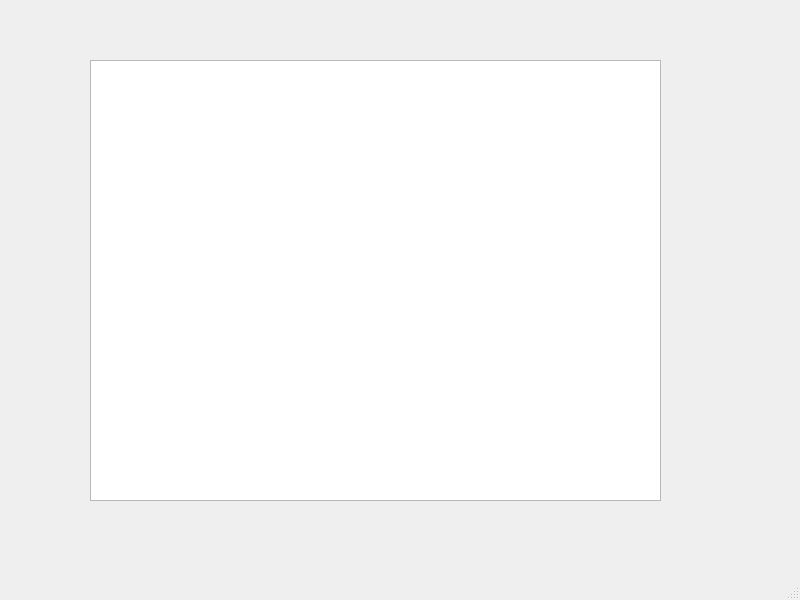
First picture: the form in main.ui, repository kimi-no-wula/coffebywula, before the edit.
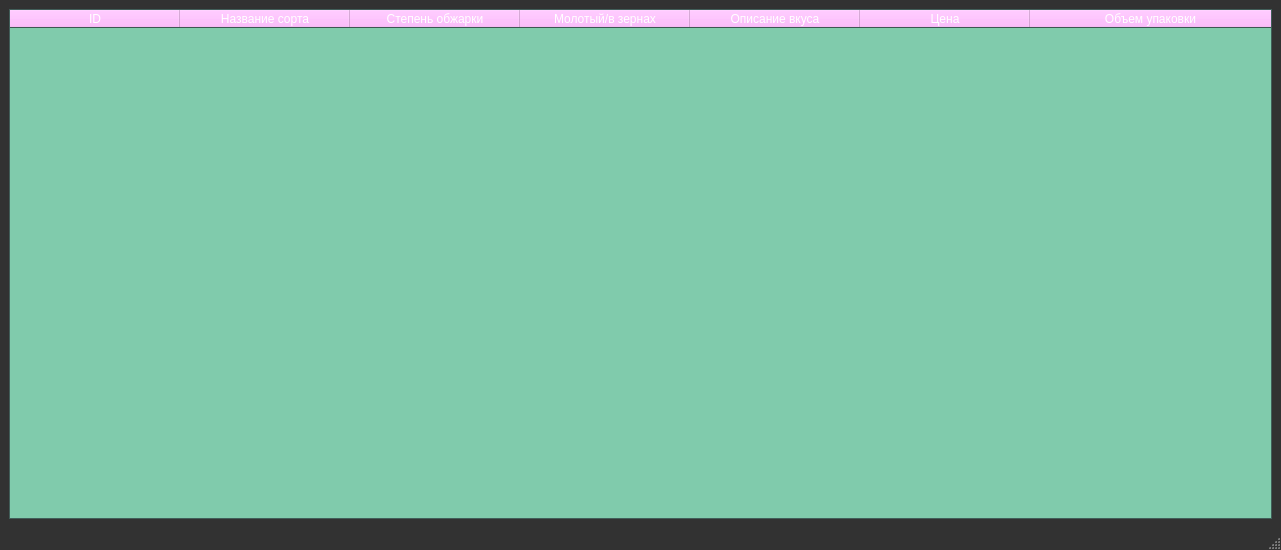
Second picture: the form after the edit.

```diff
--- a/main.ui
+++ b/main.ui
@@ -6,38 +6,1494 @@
    <rect>
     <x>0</x>
     <y>0</y>
-    <width>800</width>
-    <height>600</height>
+    <width>1281</width>
+    <height>550</height>
    </rect>
   </property>
+  <property name="palette">
+   <palette>
+    <active>
+     <colorrole role="WindowText">
+      <brush brushstyle="SolidPattern">
+       <color alpha="255">
+        <red>255</red>
+        <green>255</green>
+        <blue>255</blue>
+       </color>
+      </brush>
+     </colorrole>
+     <colorrole role="Button">
+      <brush brushstyle="SolidPattern">
+       <color alpha="255">
+        <red>50</red>
+        <green>50</green>
+        <blue>50</blue>
+       </color>
+      </brush>
+     </colorrole>
+     <colorrole role="Light">
+      <brush brushstyle="SolidPattern">
+       <color alpha="255">
+        <red>75</red>
+        <green>75</green>
+        <blue>75</blue>
+       </color>
+      </brush>
+     </colorrole>
+     <colorrole role="Midlight">
+      <brush brushstyle="SolidPattern">
+       <color alpha="255">
+        <red>62</red>
+        <green>62</green>
+        <blue>62</blue>
+       </color>
+      </brush>
+     </colorrole>
+     <colorrole role="Dark">
+      <brush brushstyle="SolidPattern">
+       <color alpha="255">
+        <red>25</red>
+        <green>25</green>
+        <blue>25</blue>
+       </color>
+      </brush>
+     </colorrole>
+     <colorrole role="Mid">
+      <brush brushstyle="SolidPattern">
+       <color alpha="255">
+        <red>33</red>
+        <green>33</green>
+        <blue>33</blue>
+       </color>
+      </brush>
+     </colorrole>
+     <colorrole role="Text">
+      <brush brushstyle="SolidPattern">
+       <color alpha="255">
+        <red>255</red>
+        <green>255</green>
+        <blue>255</blue>
+       </color>
+      </brush>
+     </colorrole>
+     <colorrole role="BrightText">
+      <brush brushstyle="SolidPattern">
+       <color alpha="255">
+        <red>255</red>
+        <green>255</green>
+        <blue>255</blue>
+       </color>
+      </brush>
+     </colorrole>
+     <colorrole role="ButtonText">
+      <brush brushstyle="SolidPattern">
+       <color alpha="255">
+        <red>255</red>
+        <green>255</green>
+        <blue>255</blue>
+       </color>
+      </brush>
+     </colorrole>
+     <colorrole role="Base">
+      <brush brushstyle="SolidPattern">
+       <color alpha="255">
+        <red>0</red>
+        <green>0</green>
+        <blue>0</blue>
+       </color>
+      </brush>
+     </colorrole>
+     <colorrole role="Window">
+      <brush brushstyle="SolidPattern">
+       <color alpha="255">
+        <red>50</red>
+        <green>50</green>
+        <blue>50</blue>
+       </color>
+      </brush>
+     </colorrole>
+     <colorrole role="Shadow">
+      <brush brushstyle="SolidPattern">
+       <color alpha="255">
+        <red>0</red>
+        <green>0</green>
+        <blue>0</blue>
+       </color>
+      </brush>
+     </colorrole>
+     <colorrole role="AlternateBase">
+      <brush brushstyle="SolidPattern">
+       <color alpha="255">
+        <red>25</red>
+        <green>25</green>
+        <blue>25</blue>
+       </color>
+      </brush>
+     </colorrole>
+     <colorrole role="ToolTipBase">
+      <brush brushstyle="SolidPattern">
+       <color alpha="255">
+        <red>255</red>
+        <green>255</green>
+        <blue>220</blue>
+       </color>
+      </brush>
+     </colorrole>
+     <colorrole role="ToolTipText">
+      <brush brushstyle="SolidPattern">
+       <color alpha="255">
+        <red>0</red>
+        <green>0</green>
+        <blue>0</blue>
+       </color>
+      </brush>
+     </colorrole>
+     <colorrole role="PlaceholderText">
+      <brush brushstyle="SolidPattern">
+       <color alpha="128">
+        <red>255</red>
+        <green>255</green>
+        <blue>255</blue>
+       </color>
+      </brush>
+     </colorrole>
+    </active>
+    <inactive>
+     <colorrole role="WindowText">
+      <brush brushstyle="SolidPattern">
+       <color alpha="255">
+        <red>255</red>
+        <green>255</green>
+        <blue>255</blue>
+       </color>
+      </brush>
+     </colorrole>
+     <colorrole role="Button">
+      <brush brushstyle="SolidPattern">
+       <color alpha="255">
+        <red>50</red>
+        <green>50</green>
+        <blue>50</blue>
+       </color>
+      </brush>
+     </colorrole>
+     <colorrole role="Light">
+      <brush brushstyle="SolidPattern">
+       <color alpha="255">
+        <red>75</red>
+        <green>75</green>
+        <blue>75</blue>
+       </color>
+      </brush>
+     </colorrole>
+     <colorrole role="Midlight">
+      <brush brushstyle="SolidPattern">
+       <color alpha="255">
+        <red>62</red>
+        <green>62</green>
+        <blue>62</blue>
+       </color>
+      </brush>
+     </colorrole>
+     <colorrole role="Dark">
+      <brush brushstyle="SolidPattern">
+       <color alpha="255">
+        <red>25</red>
+        <green>25</green>
+        <blue>25</blue>
+       </color>
+      </brush>
+     </colorrole>
+     <colorrole role="Mid">
+      <brush brushstyle="SolidPattern">
+       <color alpha="255">
+        <red>33</red>
+        <green>33</green>
+        <blue>33</blue>
+       </color>
+      </brush>
+     </colorrole>
+     <colorrole role="Text">
+      <brush brushstyle="SolidPattern">
+       <color alpha="255">
+        <red>255</red>
+        <green>255</green>
+        <blue>255</blue>
+       </color>
+      </brush>
+     </colorrole>
+     <colorrole role="BrightText">
+      <brush brushstyle="SolidPattern">
+       <color alpha="255">
+        <red>255</red>
+        <green>255</green>
+        <blue>255</blue>
+       </color>
+      </brush>
+     </colorrole>
+     <colorrole role="ButtonText">
+      <brush brushstyle="SolidPattern">
+       <color alpha="255">
+        <red>255</red>
+        <green>255</green>
+        <blue>255</blue>
+       </color>
+      </brush>
+     </colorrole>
+     <colorrole role="Base">
+      <brush brushstyle="SolidPattern">
+       <color alpha="255">
+        <red>0</red>
+        <green>0</green>
+        <blue>0</blue>
+       </color>
+      </brush>
+     </colorrole>
+     <colorrole role="Window">
+      <brush brushstyle="SolidPattern">
+       <color alpha="255">
+        <red>50</red>
+        <green>50</green>
+        <blue>50</blue>
+       </color>
+      </brush>
+     </colorrole>
+     <colorrole role="Shadow">
+      <brush brushstyle="SolidPattern">
+       <color alpha="255">
+        <red>0</red>
+        <green>0</green>
+        <blue>0</blue>
+       </color>
+      </brush>
+     </colorrole>
+     <colorrole role="AlternateBase">
+      <brush brushstyle="SolidPattern">
+       <color alpha="255">
+        <red>25</red>
+        <green>25</green>
+        <blue>25</blue>
+       </color>
+      </brush>
+     </colorrole>
+     <colorrole role="ToolTipBase">
+      <brush brushstyle="SolidPattern">
+       <color alpha="255">
+        <red>255</red>
+        <green>255</green>
+        <blue>220</blue>
+       </color>
+      </brush>
+     </colorrole>
+     <colorrole role="ToolTipText">
+      <brush brushstyle="SolidPattern">
+       <color alpha="255">
+        <red>0</red>
+        <green>0</green>
+        <blue>0</blue>
+       </color>
+      </brush>
+     </colorrole>
+     <colorrole role="PlaceholderText">
+      <brush brushstyle="SolidPattern">
+       <color alpha="128">
+        <red>255</red>
+        <green>255</green>
+        <blue>255</blue>
+       </color>
+      </brush>
+     </colorrole>
+    </inactive>
+    <disabled>
+     <colorrole role="WindowText">
+      <brush brushstyle="SolidPattern">
+       <color alpha="255">
+        <red>25</red>
+        <green>25</green>
+        <blue>25</blue>
+       </color>
+      </brush>
+     </colorrole>
+     <colorrole role="Button">
+      <brush brushstyle="SolidPattern">
+       <color alpha="255">
+        <red>50</red>
+        <green>50</green>
+        <blue>50</blue>
+       </color>
+      </brush>
+     </colorrole>
+     <colorrole role="Light">
+      <brush brushstyle="SolidPattern">
+       <color alpha="255">
+        <red>75</red>
+        <green>75</green>
+        <blue>75</blue>
+       </color>
+      </brush>
+     </colorrole>
+     <colorrole role="Midlight">
+      <brush brushstyle="SolidPattern">
+       <color alpha="255">
+        <red>62</red>
+        <green>62</green>
+        <blue>62</blue>
+       </color>
+      </brush>
+     </colorrole>
+     <colorrole role="Dark">
+      <brush brushstyle="SolidPattern">
+       <color alpha="255">
+        <red>25</red>
+        <green>25</green>
+        <blue>25</blue>
+       </color>
+      </brush>
+     </colorrole>
+     <colorrole role="Mid">
+      <brush brushstyle="SolidPattern">
+       <color alpha="255">
+        <red>33</red>
+        <green>33</green>
+        <blue>33</blue>
+       </color>
+      </brush>
+     </colorrole>
+     <colorrole role="Text">
+      <brush brushstyle="SolidPattern">
+       <color alpha="255">
+        <red>25</red>
+        <green>25</green>
+        <blue>25</blue>
+       </color>
+      </brush>
+     </colorrole>
+     <colorrole role="BrightText">
+      <brush brushstyle="SolidPattern">
+       <color alpha="255">
+        <red>255</red>
+        <green>255</green>
+        <blue>255</blue>
+       </color>
+      </brush>
+     </colorrole>
+     <colorrole role="ButtonText">
+      <brush brushstyle="SolidPattern">
+       <color alpha="255">
+        <red>25</red>
+        <green>25</green>
+        <blue>25</blue>
+       </color>
+      </brush>
+     </colorrole>
+     <colorrole role="Base">
+      <brush brushstyle="SolidPattern">
+       <color alpha="255">
+        <red>50</red>
+        <green>50</green>
+        <blue>50</blue>
+       </color>
+      </brush>
+     </colorrole>
+     <colorrole role="Window">
+      <brush brushstyle="SolidPattern">
+       <color alpha="255">
+        <red>50</red>
+        <green>50</green>
+        <blue>50</blue>
+       </color>
+      </brush>
+     </colorrole>
+     <colorrole role="Shadow">
+      <brush brushstyle="SolidPattern">
+       <color alpha="255">
+        <red>0</red>
+        <green>0</green>
+        <blue>0</blue>
+       </color>
+      </brush>
+     </colorrole>
+     <colorrole role="AlternateBase">
+      <brush brushstyle="SolidPattern">
+       <color alpha="255">
+        <red>50</red>
+        <green>50</green>
+        <blue>50</blue>
+       </color>
+      </brush>
+     </colorrole>
+     <colorrole role="ToolTipBase">
+      <brush brushstyle="SolidPattern">
+       <color alpha="255">
+        <red>255</red>
+        <green>255</green>
+        <blue>220</blue>
+       </color>
+      </brush>
+     </colorrole>
+     <colorrole role="ToolTipText">
+      <brush brushstyle="SolidPattern">
+       <color alpha="255">
+        <red>0</red>
+        <green>0</green>
+        <blue>0</blue>
+       </color>
+      </brush>
+     </colorrole>
+     <colorrole role="PlaceholderText">
+      <brush brushstyle="SolidPattern">
+       <color alpha="128">
+        <red>255</red>
+        <green>255</green>
+        <blue>255</blue>
+       </color>
+      </brush>
+     </colorrole>
+    </disabled>
+   </palette>
+  </property>
   <property name="windowTitle">
    <string>MainWindow</string>
   </property>
   <widget class="QWidget" name="centralwidget">
-   <widget class="QWidget" name="verticalLayoutWidget">
-    <property name="geometry">
-     <rect>
-      <x>90</x>
-      <y>60</y>
-      <width>571</width>
-      <height>441</height>
-     </rect>
-    </property>
-    <layout class="QVBoxLayout" name="verticalLayout">
-     <item>
-      <widget class="QTableView" name="tableView"/>
-     </item>
-    </layout>
-   </widget>
+   <property name="minimumSize">
+    <size>
+     <width>1281</width>
+     <height>250</height>
+    </size>
+   </property>
+   <layout class="QVBoxLayout" name="verticalLayout">
+    <item>
+     <widget class="QTableWidget" name="coffeeView">
+      <property name="palette">
+       <palette>
+        <active>
+         <colorrole role="WindowText">
+          <brush brushstyle="SolidPattern">
+           <color alpha="255">
+            <red>255</red>
+            <green>255</green>
+            <blue>255</blue>
+           </color>
+          </brush>
+         </colorrole>
+         <colorrole role="Button">
+          <brush brushstyle="SolidPattern">
+           <color alpha="255">
+            <red>255</red>
+            <green>170</green>
+            <blue>255</blue>
+           </color>
+          </brush>
+         </colorrole>
+         <colorrole role="Light">
+          <brush brushstyle="SolidPattern">
+           <color alpha="255">
+            <red>188</red>
+            <green>178</green>
+            <blue>125</blue>
+           </color>
+          </brush>
+         </colorrole>
+         <colorrole role="Midlight">
+          <brush brushstyle="SolidPattern">
+           <color alpha="255">
+            <red>171</red>
+            <green>222</green>
+            <blue>255</blue>
+           </color>
+          </brush>
+         </colorrole>
+         <colorrole role="Dark">
+          <brush brushstyle="SolidPattern">
+           <color alpha="255">
+            <red>115</red>
+            <green>115</green>
+            <blue>115</blue>
+           </color>
+          </brush>
+         </colorrole>
+         <colorrole role="Mid">
+          <brush brushstyle="SolidPattern">
+           <color alpha="255">
+            <red>99</red>
+            <green>168</green>
+            <blue>160</blue>
+           </color>
+          </brush>
+         </colorrole>
+         <colorrole role="Text">
+          <brush brushstyle="SolidPattern">
+           <color alpha="255">
+            <red>255</red>
+            <green>255</green>
+            <blue>255</blue>
+           </color>
+          </brush>
+         </colorrole>
+         <colorrole role="BrightText">
+          <brush brushstyle="SolidPattern">
+           <color alpha="255">
+            <red>255</red>
+            <green>255</green>
+            <blue>255</blue>
+           </color>
+          </brush>
+         </colorrole>
+         <colorrole role="ButtonText">
+          <brush brushstyle="SolidPattern">
+           <color alpha="255">
+            <red>255</red>
+            <green>255</green>
+            <blue>255</blue>
+           </color>
+          </brush>
+         </colorrole>
+         <colorrole role="Base">
+          <brush brushstyle="SolidPattern">
+           <color alpha="255">
+            <red>128</red>
+            <green>203</green>
+            <blue>172</blue>
+           </color>
+          </brush>
+         </colorrole>
+         <colorrole role="Window">
+          <brush brushstyle="SolidPattern">
+           <color alpha="255">
+            <red>84</red>
+            <green>122</green>
+            <blue>116</blue>
+           </color>
+          </brush>
+         </colorrole>
+         <colorrole role="Shadow">
+          <brush brushstyle="SolidPattern">
+           <color alpha="255">
+            <red>185</red>
+            <green>209</green>
+            <blue>172</blue>
+           </color>
+          </brush>
+         </colorrole>
+         <colorrole role="Highlight">
+          <brush brushstyle="SolidPattern">
+           <color alpha="255">
+            <red>91</red>
+            <green>168</green>
+            <blue>113</blue>
+           </color>
+          </brush>
+         </colorrole>
+         <colorrole role="HighlightedText">
+          <brush brushstyle="SolidPattern">
+           <color alpha="255">
+            <red>255</red>
+            <green>255</green>
+            <blue>255</blue>
+           </color>
+          </brush>
+         </colorrole>
+         <colorrole role="AlternateBase">
+          <brush brushstyle="SolidPattern">
+           <color alpha="255">
+            <red>86</red>
+            <green>118</green>
+            <blue>97</blue>
+           </color>
+          </brush>
+         </colorrole>
+         <colorrole role="NoRole">
+          <brush brushstyle="SolidPattern">
+           <color alpha="255">
+            <red>93</red>
+            <green>125</green>
+            <blue>126</blue>
+           </color>
+          </brush>
+         </colorrole>
+         <colorrole role="ToolTipBase">
+          <brush brushstyle="SolidPattern">
+           <color alpha="255">
+            <red>255</red>
+            <green>255</green>
+            <blue>220</blue>
+           </color>
+          </brush>
+         </colorrole>
+         <colorrole role="ToolTipText">
+          <brush brushstyle="SolidPattern">
+           <color alpha="255">
+            <red>224</red>
+            <green>255</green>
+            <blue>253</blue>
+           </color>
+          </brush>
+         </colorrole>
+         <colorrole role="PlaceholderText">
+          <brush brushstyle="SolidPattern">
+           <color alpha="128">
+            <red>74</red>
+            <green>74</green>
+            <blue>74</blue>
+           </color>
+          </brush>
+         </colorrole>
+        </active>
+        <inactive>
+         <colorrole role="WindowText">
+          <brush brushstyle="SolidPattern">
+           <color alpha="255">
+            <red>255</red>
+            <green>255</green>
+            <blue>255</blue>
+           </color>
+          </brush>
+         </colorrole>
+         <colorrole role="Button">
+          <brush brushstyle="SolidPattern">
+           <color alpha="255">
+            <red>255</red>
+            <green>170</green>
+            <blue>255</blue>
+           </color>
+          </brush>
+         </colorrole>
+         <colorrole role="Light">
+          <brush brushstyle="SolidPattern">
+           <color alpha="255">
+            <red>188</red>
+            <green>178</green>
+            <blue>125</blue>
+           </color>
+          </brush>
+         </colorrole>
+         <colorrole role="Midlight">
+          <brush brushstyle="SolidPattern">
+           <color alpha="255">
+            <red>81</red>
+            <green>81</green>
+            <blue>81</blue>
+           </color>
+          </brush>
+         </colorrole>
+         <colorrole role="Dark">
+          <brush brushstyle="SolidPattern">
+           <color alpha="255">
+            <red>115</red>
+            <green>115</green>
+            <blue>115</blue>
+           </color>
+          </brush>
+         </colorrole>
+         <colorrole role="Mid">
+          <brush brushstyle="SolidPattern">
+           <color alpha="255">
+            <red>99</red>
+            <green>168</green>
+            <blue>160</blue>
+           </color>
+          </brush>
+         </colorrole>
+         <colorrole role="Text">
+          <brush brushstyle="SolidPattern">
+           <color alpha="255">
+            <red>255</red>
+            <green>255</green>
+            <blue>255</blue>
+           </color>
+          </brush>
+         </colorrole>
+         <colorrole role="BrightText">
+          <brush brushstyle="SolidPattern">
+           <color alpha="255">
+            <red>255</red>
+            <green>255</green>
+            <blue>255</blue>
+           </color>
+          </brush>
+         </colorrole>
+         <colorrole role="ButtonText">
+          <brush brushstyle="SolidPattern">
+           <color alpha="255">
+            <red>255</red>
+            <green>255</green>
+            <blue>255</blue>
+           </color>
+          </brush>
+         </colorrole>
+         <colorrole role="Base">
+          <brush brushstyle="SolidPattern">
+           <color alpha="255">
+            <red>128</red>
+            <green>203</green>
+            <blue>172</blue>
+           </color>
+          </brush>
+         </colorrole>
+         <colorrole role="Window">
+          <brush brushstyle="SolidPattern">
+           <color alpha="255">
+            <red>84</red>
+            <green>122</green>
+            <blue>116</blue>
+           </color>
+          </brush>
+         </colorrole>
+         <colorrole role="Shadow">
+          <brush brushstyle="SolidPattern">
+           <color alpha="255">
+            <red>185</red>
+            <green>209</green>
+            <blue>172</blue>
+           </color>
+          </brush>
+         </colorrole>
+         <colorrole role="Highlight">
+          <brush brushstyle="SolidPattern">
+           <color alpha="255">
+            <red>91</red>
+            <green>168</green>
+            <blue>113</blue>
+           </color>
+          </brush>
+         </colorrole>
+         <colorrole role="HighlightedText">
+          <brush brushstyle="SolidPattern">
+           <color alpha="255">
+            <red>255</red>
+            <green>255</green>
+            <blue>255</blue>
+           </color>
+          </brush>
+         </colorrole>
+         <colorrole role="AlternateBase">
+          <brush brushstyle="SolidPattern">
+           <color alpha="255">
+            <red>86</red>
+            <green>118</green>
+            <blue>97</blue>
+           </color>
+          </brush>
+         </colorrole>
+         <colorrole role="NoRole">
+          <brush brushstyle="SolidPattern">
+           <color alpha="255">
+            <red>93</red>
+            <green>125</green>
+            <blue>126</blue>
+           </color>
+          </brush>
+         </colorrole>
+         <colorrole role="ToolTipBase">
+          <brush brushstyle="SolidPattern">
+           <color alpha="255">
+            <red>255</red>
+            <green>255</green>
+            <blue>220</blue>
+           </color>
+          </brush>
+         </colorrole>
+         <colorrole role="ToolTipText">
+          <brush brushstyle="SolidPattern">
+           <color alpha="255">
+            <red>224</red>
+            <green>255</green>
+            <blue>253</blue>
+           </color>
+          </brush>
+         </colorrole>
+         <colorrole role="PlaceholderText">
+          <brush brushstyle="SolidPattern">
+           <color alpha="128">
+            <red>74</red>
+            <green>74</green>
+            <blue>74</blue>
+           </color>
+          </brush>
+         </colorrole>
+        </inactive>
+        <disabled>
+         <colorrole role="WindowText">
+          <brush brushstyle="SolidPattern">
+           <color alpha="255">
+            <red>115</red>
+            <green>115</green>
+            <blue>115</blue>
+           </color>
+          </brush>
+         </colorrole>
+         <colorrole role="Button">
+          <brush brushstyle="SolidPattern">
+           <color alpha="255">
+            <red>255</red>
+            <green>170</green>
+            <blue>255</blue>
+           </color>
+          </brush>
+         </colorrole>
+         <colorrole role="Light">
+          <brush brushstyle="SolidPattern">
+           <color alpha="255">
+            <red>188</red>
+            <green>178</green>
+            <blue>125</blue>
+           </color>
+          </brush>
+         </colorrole>
+         <colorrole role="Midlight">
+          <brush brushstyle="SolidPattern">
+           <color alpha="255">
+            <red>81</red>
+            <green>81</green>
+            <blue>81</blue>
+           </color>
+          </brush>
+         </colorrole>
+         <colorrole role="Dark">
+          <brush brushstyle="SolidPattern">
+           <color alpha="255">
+            <red>115</red>
+            <green>115</green>
+            <blue>115</blue>
+           </color>
+          </brush>
+         </colorrole>
+         <colorrole role="Mid">
+          <brush brushstyle="SolidPattern">
+           <color alpha="255">
+            <red>99</red>
+            <green>168</green>
+            <blue>160</blue>
+           </color>
+          </brush>
+         </colorrole>
+         <colorrole role="Text">
+          <brush brushstyle="SolidPattern">
+           <color alpha="255">
+            <red>115</red>
+            <green>115</green>
+            <blue>115</blue>
+           </color>
+          </brush>
+         </colorrole>
+         <colorrole role="BrightText">
+          <brush brushstyle="SolidPattern">
+           <color alpha="255">
+            <red>255</red>
+            <green>255</green>
+            <blue>255</blue>
+           </color>
+          </brush>
+         </colorrole>
+         <colorrole role="ButtonText">
+          <brush brushstyle="SolidPattern">
+           <color alpha="255">
+            <red>115</red>
+            <green>115</green>
+            <blue>115</blue>
+           </color>
+          </brush>
+         </colorrole>
+         <colorrole role="Base">
+          <brush brushstyle="SolidPattern">
+           <color alpha="255">
+            <red>84</red>
+            <green>122</green>
+            <blue>116</blue>
+           </color>
+          </brush>
+         </colorrole>
+         <colorrole role="Window">
+          <brush brushstyle="SolidPattern">
+           <color alpha="255">
+            <red>84</red>
+            <green>122</green>
+            <blue>116</blue>
+           </color>
+          </brush>
+         </colorrole>
+         <colorrole role="Shadow">
+          <brush brushstyle="SolidPattern">
+           <color alpha="255">
+            <red>185</red>
+            <green>209</green>
+            <blue>172</blue>
+           </color>
+          </brush>
+         </colorrole>
+         <colorrole role="Highlight">
+          <brush brushstyle="SolidPattern">
+           <color alpha="255">
+            <red>0</red>
+            <green>120</green>
+            <blue>215</blue>
+           </color>
+          </brush>
+         </colorrole>
+         <colorrole role="HighlightedText">
+          <brush brushstyle="SolidPattern">
+           <color alpha="255">
+            <red>255</red>
+            <green>255</green>
+            <blue>255</blue>
+           </color>
+          </brush>
+         </colorrole>
+         <colorrole role="AlternateBase">
+          <brush brushstyle="SolidPattern">
+           <color alpha="255">
+            <red>86</red>
+            <green>118</green>
+            <blue>97</blue>
+           </color>
+          </brush>
+         </colorrole>
+         <colorrole role="NoRole">
+          <brush brushstyle="SolidPattern">
+           <color alpha="255">
+            <red>93</red>
+            <green>125</green>
+            <blue>126</blue>
+           </color>
+          </brush>
+         </colorrole>
+         <colorrole role="ToolTipBase">
+          <brush brushstyle="SolidPattern">
+           <color alpha="255">
+            <red>255</red>
+            <green>255</green>
+            <blue>220</blue>
+           </color>
+          </brush>
+         </colorrole>
+         <colorrole role="ToolTipText">
+          <brush brushstyle="SolidPattern">
+           <color alpha="255">
+            <red>224</red>
+            <green>255</green>
+            <blue>253</blue>
+           </color>
+          </brush>
+         </colorrole>
+         <colorrole role="PlaceholderText">
+          <brush brushstyle="SolidPattern">
+           <color alpha="128">
+            <red>74</red>
+            <green>74</green>
+            <blue>74</blue>
+           </color>
+          </brush>
+         </colorrole>
+        </disabled>
+       </palette>
+      </property>
+      <attribute name="horizontalHeaderMinimumSectionSize">
+       <number>170</number>
+      </attribute>
+      <attribute name="horizontalHeaderDefaultSectionSize">
+       <number>170</number>
+      </attribute>
+      <attribute name="horizontalHeaderStretchLastSection">
+       <bool>true</bool>
+      </attribute>
+      <attribute name="verticalHeaderCascadingSectionResizes">
+       <bool>true</bool>
+      </attribute>
+      <attribute name="verticalHeaderMinimumSectionSize">
+       <number>70</number>
+      </attribute>
+      <attribute name="verticalHeaderDefaultSectionSize">
+       <number>70</number>
+      </attribute>
+      <column>
+       <property name="text">
+        <string>ID</string>
+       </property>
+      </column>
+      <column>
+       <property name="text">
+        <string>Название сорта</string>
+       </property>
+      </column>
+      <column>
+       <property name="text">
+        <string>Степень обжарки</string>
+       </property>
+       <property name="background">
+        <color>
+         <red>49</red>
+         <green>49</green>
+         <blue>49</blue>
+        </color>
+       </property>
+      </column>
+      <column>
+       <property name="text">
+        <string>Молотый/в зернах</string>
+       </property>
+      </column>
+      <column>
+       <property name="text">
+        <string>Описание вкуса</string>
+       </property>
+      </column>
+      <column>
+       <property name="text">
+        <string>Цена</string>
+       </property>
+      </column>
+      <column>
+       <property name="text">
+        <string>Объем упаковки</string>
+       </property>
+      </column>
+     </widget>
+    </item>
+   </layout>
   </widget>
-  <widget class="QMenuBar" name="menubar">
-   <property name="geometry">
-    <rect>
-     <x>0</x>
-     <y>0</y>
-     <width>800</width>
-     <height>21</height>
-    </rect>
+  <widget class="QStatusBar" name="statusbar">
+   <property name="palette">
+    <palette>
+     <active>
+      <colorrole role="WindowText">
+       <brush brushstyle="SolidPattern">
+        <color alpha="255">
+         <red>255</red>
+         <green>255</green>
+         <blue>255</blue>
+        </color>
+       </brush>
+      </colorrole>
+      <colorrole role="Button">
+       <brush brushstyle="SolidPattern">
+        <color alpha="255">
+         <red>50</red>
+         <green>50</green>
+         <blue>50</blue>
+        </color>
+       </brush>
+      </colorrole>
+      <colorrole role="Light">
+       <brush brushstyle="SolidPattern">
+        <color alpha="255">
+         <red>75</red>
+         <green>75</green>
+         <blue>75</blue>
+        </color>
+       </brush>
+      </colorrole>
+      <colorrole role="Midlight">
+       <brush brushstyle="SolidPattern">
+        <color alpha="255">
+         <red>62</red>
+         <green>62</green>
+         <blue>62</blue>
+        </color>
+       </brush>
+      </colorrole>
+      <colorrole role="Dark">
+       <brush brushstyle="SolidPattern">
+        <color alpha="255">
+         <red>25</red>
+         <green>25</green>
+         <blue>25</blue>
+        </color>
+       </brush>
+      </colorrole>
+      <colorrole role="Mid">
+       <brush brushstyle="SolidPattern">
+        <color alpha="255">
+         <red>33</red>
+         <green>33</green>
+         <blue>33</blue>
+        </color>
+       </brush>
+      </colorrole>
+      <colorrole role="Text">
+       <brush brushstyle="SolidPattern">
+        <color alpha="255">
+         <red>255</red>
+         <green>255</green>
+         <blue>255</blue>
+        </color>
+       </brush>
+      </colorrole>
+      <colorrole role="BrightText">
+       <brush brushstyle="SolidPattern">
+        <color alpha="255">
+         <red>255</red>
+         <green>255</green>
+         <blue>255</blue>
+        </color>
+       </brush>
+      </colorrole>
+      <colorrole role="ButtonText">
+       <brush brushstyle="SolidPattern">
+        <color alpha="255">
+         <red>255</red>
+         <green>255</green>
+         <blue>255</blue>
+        </color>
+       </brush>
+      </colorrole>
+      <colorrole role="Base">
+       <brush brushstyle="SolidPattern">
+        <color alpha="255">
+         <red>0</red>
+         <green>0</green>
+         <blue>0</blue>
+        </color>
+       </brush>
+      </colorrole>
+      <colorrole role="Window">
+       <brush brushstyle="SolidPattern">
+        <color alpha="255">
+         <red>50</red>
+         <green>50</green>
+         <blue>50</blue>
+        </color>
+       </brush>
+      </colorrole>
+      <colorrole role="Shadow">
+       <brush brushstyle="SolidPattern">
+        <color alpha="255">
+         <red>0</red>
+         <green>0</green>
+         <blue>0</blue>
+        </color>
+       </brush>
+      </colorrole>
+      <colorrole role="AlternateBase">
+       <brush brushstyle="SolidPattern">
+        <color alpha="255">
+         <red>25</red>
+         <green>25</green>
+         <blue>25</blue>
+        </color>
+       </brush>
+      </colorrole>
+      <colorrole role="ToolTipBase">
+       <brush brushstyle="SolidPattern">
+        <color alpha="255">
+         <red>255</red>
+         <green>255</green>
+         <blue>220</blue>
+        </color>
+       </brush>
+      </colorrole>
+      <colorrole role="ToolTipText">
+       <brush brushstyle="SolidPattern">
+        <color alpha="255">
+         <red>0</red>
+         <green>0</green>
+         <blue>0</blue>
+        </color>
+       </brush>
+      </colorrole>
+      <colorrole role="PlaceholderText">
+       <brush brushstyle="SolidPattern">
+        <color alpha="128">
+         <red>255</red>
+         <green>255</green>
+         <blue>255</blue>
+        </color>
+       </brush>
+      </colorrole>
+     </active>
+     <inactive>
+      <colorrole role="WindowText">
+       <brush brushstyle="SolidPattern">
+        <color alpha="255">
+         <red>255</red>
+         <green>255</green>
+         <blue>255</blue>
+        </color>
+       </brush>
+      </colorrole>
+      <colorrole role="Button">
+       <brush brushstyle="SolidPattern">
+        <color alpha="255">
+         <red>50</red>
+         <green>50</green>
+         <blue>50</blue>
+        </color>
+       </brush>
+      </colorrole>
+      <colorrole role="Light">
+       <brush brushstyle="SolidPattern">
+        <color alpha="255">
+         <red>75</red>
+         <green>75</green>
+         <blue>75</blue>
+        </color>
+       </brush>
+      </colorrole>
+      <colorrole role="Midlight">
+       <brush brushstyle="SolidPattern">
+        <color alpha="255">
+         <red>62</red>
+         <green>62</green>
+         <blue>62</blue>
+        </color>
+       </brush>
+      </colorrole>
+      <colorrole role="Dark">
+       <brush brushstyle="SolidPattern">
+        <color alpha="255">
+         <red>25</red>
+         <green>25</green>
+         <blue>25</blue>
+        </color>
+       </brush>
+      </colorrole>
+      <colorrole role="Mid">
+       <brush brushstyle="SolidPattern">
+        <color alpha="255">
+         <red>33</red>
+         <green>33</green>
+         <blue>33</blue>
+        </color>
+       </brush>
+      </colorrole>
+      <colorrole role="Text">
+       <brush brushstyle="SolidPattern">
+        <color alpha="255">
+         <red>255</red>
+         <green>255</green>
+         <blue>255</blue>
+        </color>
+       </brush>
+      </colorrole>
+      <colorrole role="BrightText">
+       <brush brushstyle="SolidPattern">
+        <color alpha="255">
+         <red>255</red>
+         <green>255</green>
+         <blue>255</blue>
+        </color>
+       </brush>
+      </colorrole>
+      <colorrole role="ButtonText">
+       <brush brushstyle="SolidPattern">
+        <color alpha="255">
+         <red>255</red>
+         <green>255</green>
+         <blue>255</blue>
+        </color>
+       </brush>
+      </colorrole>
+      <colorrole role="Base">
+       <brush brushstyle="SolidPattern">
+        <color alpha="255">
+         <red>0</red>
+         <green>0</green>
+         <blue>0</blue>
+        </color>
+       </brush>
+      </colorrole>
+      <colorrole role="Window">
+       <brush brushstyle="SolidPattern">
+        <color alpha="255">
+         <red>50</red>
+         <green>50</green>
+         <blue>50</blue>
+        </color>
+       </brush>
+      </colorrole>
+      <colorrole role="Shadow">
+       <brush brushstyle="SolidPattern">
+        <color alpha="255">
+         <red>0</red>
+         <green>0</green>
+         <blue>0</blue>
+        </color>
+       </brush>
+      </colorrole>
+      <colorrole role="AlternateBase">
+       <brush brushstyle="SolidPattern">
+        <color alpha="255">
+         <red>25</red>
+         <green>25</green>
+         <blue>25</blue>
+        </color>
+       </brush>
+      </colorrole>
+      <colorrole role="ToolTipBase">
+       <brush brushstyle="SolidPattern">
+        <color alpha="255">
+         <red>255</red>
+         <green>255</green>
+         <blue>220</blue>
+        </color>
+       </brush>
+      </colorrole>
+      <colorrole role="ToolTipText">
+       <brush brushstyle="SolidPattern">
+        <color alpha="255">
+         <red>0</red>
+         <green>0</green>
+         <blue>0</blue>
+        </color>
+       </brush>
+      </colorrole>
+      <colorrole role="PlaceholderText">
+       <brush brushstyle="SolidPattern">
+        <color alpha="128">
+         <red>255</red>
+         <green>255</green>
+         <blue>255</blue>
+        </color>
+       </brush>
+      </colorrole>
+     </inactive>
+     <disabled>
+      <colorrole role="WindowText">
+       <brush brushstyle="SolidPattern">
+        <color alpha="255">
+         <red>25</red>
+         <green>25</green>
+         <blue>25</blue>
+        </color>
+       </brush>
+      </colorrole>
+      <colorrole role="Button">
+       <brush brushstyle="SolidPattern">
+        <color alpha="255">
+         <red>50</red>
+         <green>50</green>
+         <blue>50</blue>
+        </color>
+       </brush>
+      </colorrole>
+      <colorrole role="Light">
+       <brush brushstyle="SolidPattern">
+        <color alpha="255">
+         <red>75</red>
+         <green>75</green>
+         <blue>75</blue>
+        </color>
+       </brush>
+      </colorrole>
+      <colorrole role="Midlight">
+       <brush brushstyle="SolidPattern">
+        <color alpha="255">
+         <red>62</red>
+         <green>62</green>
+         <blue>62</blue>
+        </color>
+       </brush>
+      </colorrole>
+      <colorrole role="Dark">
+       <brush brushstyle="SolidPattern">
+        <color alpha="255">
+         <red>25</red>
+         <green>25</green>
+         <blue>25</blue>
+        </color>
+       </brush>
+      </colorrole>
+      <colorrole role="Mid">
+       <brush brushstyle="SolidPattern">
+        <color alpha="255">
+         <red>33</red>
+         <green>33</green>
+         <blue>33</blue>
+        </color>
+       </brush>
+      </colorrole>
+      <colorrole role="Text">
+       <brush brushstyle="SolidPattern">
+        <color alpha="255">
+         <red>25</red>
+         <green>25</green>
+         <blue>25</blue>
+        </color>
+       </brush>
+      </colorrole>
+      <colorrole role="BrightText">
+       <brush brushstyle="SolidPattern">
+        <color alpha="255">
+         <red>255</red>
+         <green>255</green>
+         <blue>255</blue>
+        </color>
+       </brush>
+      </colorrole>
+      <colorrole role="ButtonText">
+       <brush brushstyle="SolidPattern">
+        <color alpha="255">
+         <red>25</red>
+         <green>25</green>
+         <blue>25</blue>
+        </color>
+       </brush>
+      </colorrole>
+      <colorrole role="Base">
+       <brush brushstyle="SolidPattern">
+        <color alpha="255">
+         <red>50</red>
+         <green>50</green>
+         <blue>50</blue>
+        </color>
+       </brush>
+      </colorrole>
+      <colorrole role="Window">
+       <brush brushstyle="SolidPattern">
+        <color alpha="255">
+         <red>50</red>
+         <green>50</green>
+         <blue>50</blue>
+        </color>
+       </brush>
+      </colorrole>
+      <colorrole role="Shadow">
+       <brush brushstyle="SolidPattern">
+        <color alpha="255">
+         <red>0</red>
+         <green>0</green>
+         <blue>0</blue>
+        </color>
+       </brush>
+      </colorrole>
+      <colorrole role="AlternateBase">
+       <brush brushstyle="SolidPattern">
+        <color alpha="255">
+         <red>50</red>
+         <green>50</green>
+         <blue>50</blue>
+        </color>
+       </brush>
+      </colorrole>
+      <colorrole role="ToolTipBase">
+       <brush brushstyle="SolidPattern">
+        <color alpha="255">
+         <red>255</red>
+         <green>255</green>
+         <blue>220</blue>
+        </color>
+       </brush>
+      </colorrole>
+      <colorrole role="ToolTipText">
+       <brush brushstyle="SolidPattern">
+        <color alpha="255">
+         <red>0</red>
+         <green>0</green>
+         <blue>0</blue>
+        </color>
+       </brush>
+      </colorrole>
+      <colorrole role="PlaceholderText">
+       <brush brushstyle="SolidPattern">
+        <color alpha="128">
+         <red>255</red>
+         <green>255</green>
+         <blue>255</blue>
+        </color>
+       </brush>
+      </colorrole>
+     </disabled>
+    </palette>
    </property>
   </widget>
   <widget class="QStatusBar" name="statusbar"/>
```
Left out of the diff: 1 changed line with no effect on the pictures.
